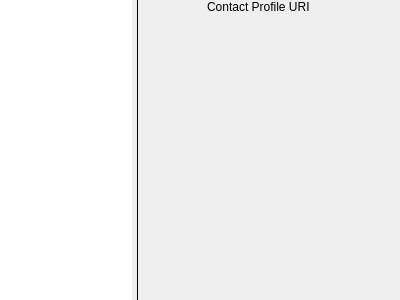
Qt form Desktop/phonebook.ui (dyfet/tycho_sipwitchqt) before a commit.
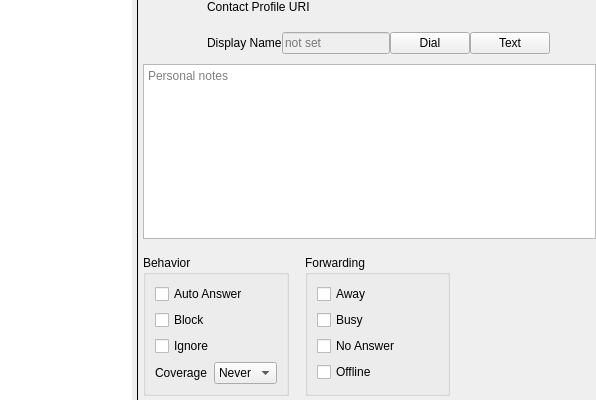
The same form after that commit. Icons and pictures are not drawn.

Diff of the .ui file:
```diff
--- a/Desktop/phonebook.ui
+++ b/Desktop/phonebook.ui
@@ -6,8 +6,8 @@
    <rect>
     <x>0</x>
     <y>0</y>
-    <width>400</width>
-    <height>300</height>
+    <width>596</width>
+    <height>400</height>
    </rect>
   </property>
   <property name="windowTitle">
@@ -117,28 +117,280 @@
         </widget>
        </item>
        <item>
-        <widget class="QLabel" name="label">
-         <property name="text">
-          <string>Contact Profile URI</string>
-         </property>
-         <property name="alignment">
-          <set>Qt::AlignLeading|Qt::AlignLeft|Qt::AlignTop</set>
-         </property>
-        </widget>
+        <layout class="QVBoxLayout" name="verticalLayout_3">
+         <item>
+          <widget class="QLabel" name="label">
+           <property name="text">
+            <string>Contact Profile URI</string>
+           </property>
+           <property name="alignment">
+            <set>Qt::AlignLeading|Qt::AlignLeft|Qt::AlignTop</set>
+           </property>
+          </widget>
+         </item>
+         <item>
+          <layout class="QHBoxLayout" name="horizontalLayout_4">
+           <item>
+            <widget class="QLabel" name="label_2">
+             <property name="text">
+              <string>Display Name</string>
+             </property>
+            </widget>
+           </item>
+           <item>
+            <widget class="QLineEdit" name="lineEdit">
+             <property name="enabled">
+              <bool>false</bool>
+             </property>
+             <property name="maximumSize">
+              <size>
+               <width>160</width>
+               <height>16777215</height>
+              </size>
+             </property>
+             <property name="placeholderText">
+              <string>not set</string>
+             </property>
+            </widget>
+           </item>
+           <item>
+            <widget class="QPushButton" name="pushButton_2">
+             <property name="minimumSize">
+              <size>
+               <width>80</width>
+               <height>0</height>
+              </size>
+             </property>
+             <property name="maximumSize">
+              <size>
+               <width>80</width>
+               <height>16777215</height>
+              </size>
+             </property>
+             <property name="text">
+              <string>Dial</string>
+             </property>
+            </widget>
+           </item>
+           <item>
+            <widget class="QPushButton" name="pushButton_3">
+             <property name="minimumSize">
+              <size>
+               <width>80</width>
+               <height>0</height>
+              </size>
+             </property>
+             <property name="maximumSize">
+              <size>
+               <width>80</width>
+               <height>16777215</height>
+              </size>
+             </property>
+             <property name="text">
+              <string>Text</string>
+             </property>
+            </widget>
+           </item>
+           <item>
+            <spacer name="horizontalSpacer_2">
+             <property name="orientation">
+              <enum>Qt::Horizontal</enum>
+             </property>
+             <property name="sizeHint" stdset="0">
+              <size>
+               <width>40</width>
+               <height>20</height>
+              </size>
+             </property>
+            </spacer>
+           </item>
+          </layout>
+         </item>
+         <item>
+          <spacer name="verticalSpacer_2">
+           <property name="orientation">
+            <enum>Qt::Vertical</enum>
+           </property>
+           <property name="sizeType">
+            <enum>QSizePolicy::Preferred</enum>
+           </property>
+           <property name="sizeHint" stdset="0">
+            <size>
+             <width>20</width>
+             <height>10</height>
+            </size>
+           </property>
+          </spacer>
+         </item>
+        </layout>
        </item>
       </layout>
      </item>
      <item>
       <layout class="QHBoxLayout" name="horizontalLayout">
        <item>
-        <spacer name="verticalSpacer">
+        <widget class="QTextEdit" name="textEdit">
+         <property name="placeholderText">
+          <string>Personal notes</string>
+         </property>
+        </widget>
+       </item>
+      </layout>
+     </item>
+     <item>
+      <layout class="QHBoxLayout" name="horizontalLayout_7"/>
+     </item>
+     <item>
+      <layout class="QHBoxLayout" name="horizontalLayout_6">
+       <property name="spacing">
+        <number>16</number>
+       </property>
+       <property name="topMargin">
+        <number>16</number>
+       </property>
+       <property name="bottomMargin">
+        <number>4</number>
+       </property>
+       <item>
+        <widget class="QGroupBox" name="groupBox_2">
+         <property name="sizePolicy">
+          <sizepolicy hsizetype="MinimumExpanding" vsizetype="Preferred">
+           <horstretch>0</horstretch>
+           <verstretch>0</verstretch>
+          </sizepolicy>
+         </property>
+         <property name="title">
+          <string>Behavior</string>
+         </property>
+         <property name="flat">
+          <bool>true</bool>
+         </property>
+         <layout class="QVBoxLayout" name="verticalLayout_4">
+          <item>
+           <widget class="QCheckBox" name="checkBox_8">
+            <property name="text">
+             <string>Auto Answer</string>
+            </property>
+           </widget>
+          </item>
+          <item>
+           <widget class="QCheckBox" name="checkBox_5">
+            <property name="text">
+             <string>Block</string>
+            </property>
+           </widget>
+          </item>
+          <item>
+           <widget class="QCheckBox" name="checkBox_6">
+            <property name="text">
+             <string>Ignore</string>
+            </property>
+           </widget>
+          </item>
+          <item>
+           <layout class="QHBoxLayout" name="horizontalLayout_5">
+            <item>
+             <widget class="QLabel" name="label_3">
+              <property name="text">
+               <string>Coverage</string>
+              </property>
+             </widget>
+            </item>
+            <item>
+             <widget class="QComboBox" name="comboBox">
+              <property name="maximumSize">
+               <size>
+                <width>80</width>
+                <height>16777215</height>
+               </size>
+              </property>
+              <item>
+               <property name="text">
+                <string>Never</string>
+               </property>
+              </item>
+              <item>
+               <property name="text">
+                <string>0</string>
+               </property>
+              </item>
+              <item>
+               <property name="text">
+                <string>1</string>
+               </property>
+              </item>
+              <item>
+               <property name="text">
+                <string>2</string>
+               </property>
+              </item>
+              <item>
+               <property name="text">
+                <string>3</string>
+               </property>
+              </item>
+             </widget>
+            </item>
+           </layout>
+          </item>
+         </layout>
+        </widget>
+       </item>
+       <item>
+        <widget class="QGroupBox" name="groupBox">
+         <property name="sizePolicy">
+          <sizepolicy hsizetype="MinimumExpanding" vsizetype="Preferred">
+           <horstretch>0</horstretch>
+           <verstretch>0</verstretch>
+          </sizepolicy>
+         </property>
+         <property name="title">
+          <string>Forwarding</string>
+         </property>
+         <property name="flat">
+          <bool>true</bool>
+         </property>
+         <layout class="QVBoxLayout" name="verticalLayout_5">
+          <item>
+           <widget class="QCheckBox" name="checkBox">
+            <property name="text">
+             <string>Away</string>
+            </property>
+           </widget>
+          </item>
+          <item>
+           <widget class="QCheckBox" name="checkBox_2">
+            <property name="text">
+             <string>Busy</string>
+            </property>
+           </widget>
+          </item>
+          <item>
+           <widget class="QCheckBox" name="checkBox_3">
+            <property name="text">
+             <string>No Answer</string>
+            </property>
+           </widget>
+          </item>
+          <item>
+           <widget class="QCheckBox" name="checkBox_4">
+            <property name="text">
+             <string>Offline</string>
+            </property>
+           </widget>
+          </item>
+         </layout>
+        </widget>
+       </item>
+       <item>
+        <spacer name="horizontalSpacer">
          <property name="orientation">
-          <enum>Qt::Vertical</enum>
+          <enum>Qt::Horizontal</enum>
          </property>
          <property name="sizeHint" stdset="0">
           <size>
-           <width>20</width>
-           <height>40</height>
+           <width>40</width>
+           <height>20</height>
           </size>
          </property>
         </spacer>
@@ -146,17 +398,11 @@
       </layout>
      </item>
      <item>
-      <spacer name="horizontalSpacer">
-       <property name="orientation">
-        <enum>Qt::Horizontal</enum>
+      <layout class="QHBoxLayout" name="horizontalLayout_8">
+       <property name="spacing">
+        <number>16</number>
        </property>
-       <property name="sizeHint" stdset="0">
-        <size>
-         <width>40</width>
-         <height>20</height>
-        </size>
-       </property>
-      </spacer>
+      </layout>
      </item>
     </layout>
    </item>
```
Left out of the diff: 3 changed lines with no effect on the pictures.
